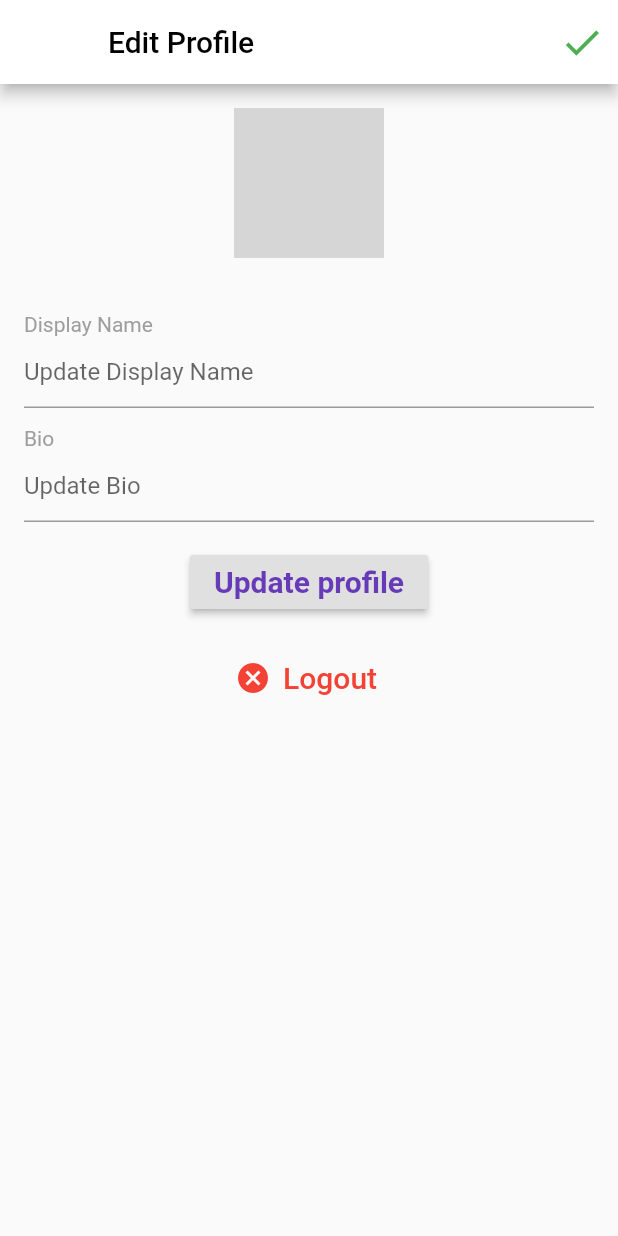
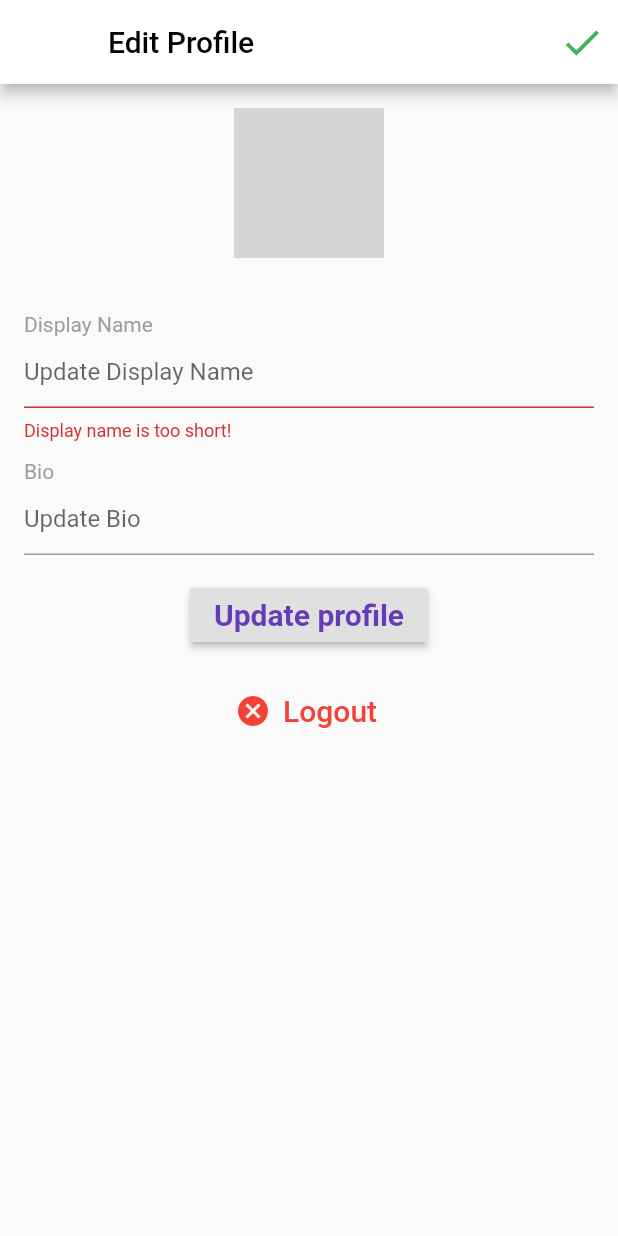
Before and after one commit to gudun-ku/myshare, a Flutter app: the EditProfile screen opened directly, after a tap on "Update profile", on a phone screen of 412 x 824 dp. Run offline on Flutter 3.47's test engine with Material 2 defaults, Android fonts, the phone set to English and light mode, and no system bars; our stand-ins replace cached_network_image, cloud_firestore, firebase_storage, flutter_svg, geolocator, google_sign_in and 1 more; accounts and stored records are empty; network calls fail; grey boxes are pictures that could not be loaded.

Commit message:
Commits profile edit page

```diff
--- a/lib/pages/edit_profile.dart
+++ b/lib/pages/edit_profile.dart
@@ -16,16 +16,26 @@ class EditProfile extends StatefulWidget {
 }
 
 class _EditProfileState extends State<EditProfile> {
+  final _scaffoldKey = GlobalKey<ScaffoldState>();
+
   TextEditingController displayNameController = TextEditingController();
   TextEditingController bioController = TextEditingController();
 
   bool isLoading = false;
   User user;
 
+  bool _displayNameValid = true;
+  bool _bioValid = true;
+
   @override
   void initState() {
     super.initState();
     getUser();
+  }
+
+  logout() async {
+    await googleSignIn.signOut();
+    Navigator.push(context, MaterialPageRoute(builder: (context) => Home()));
   }
 
   getUser() async {
@@ -41,6 +51,35 @@ class _EditProfileState extends State<EditProfile> {
     });
   }
 
+  checkFieldsValid() {
+    //validate fields
+    displayNameController.text.trim().length < 3 ||
+            displayNameController.text.isEmpty
+        ? _displayNameValid = false
+        : _displayNameValid = true;
+
+    displayNameController.text.trim().length > 100
+        ? _bioValid = false
+        : _bioValid = true;
+  }
+
+  updateProfileData() {
+    setState(() {
+      checkFieldsValid();
+    });
+
+    if (_displayNameValid && _bioValid) {
+      usersRef.document(widget.currentUserId).updateData({
+        "displayName": displayNameController.text,
+        "bio": bioController.text
+      });
+      SnackBar snackbar = SnackBar(
+        content: Text("Profile updated!"),
+      );
+      _scaffoldKey.currentState.showSnackBar(snackbar);
+    }
+  }
+
   Column buildDisplayNameField() {
     return Column(
       crossAxisAlignment: CrossAxisAlignment.start,
@@ -54,7 +93,10 @@ class _EditProfileState extends State<EditProfile> {
         ),
         TextField(
           controller: displayNameController,
-          decoration: InputDecoration(hintText: "Update Display Name"),
+          decoration: InputDecoration(
+            hintText: "Update Display Name",
+            errorText: _displayNameValid ? null : "Display name is too short!",
+          ),
         )
       ],
     );
@@ -73,7 +115,10 @@ class _EditProfileState extends State<EditProfile> {
         ),
         TextField(
           controller: bioController,
-          decoration: InputDecoration(hintText: "Update Bio"),
+          decoration: InputDecoration(
+            hintText: "Update Bio",
+            errorText: _bioValid ? null : "Bio is too long!",
+          ),
         )
       ],
     );
@@ -104,7 +149,7 @@ class _EditProfileState extends State<EditProfile> {
                 ),
               ),
               RaisedButton(
-                onPressed: () => print("Update profile data"),
+                onPressed: updateProfileData,
                 child: Text(
                   "Update profile",
                   style: TextStyle(
@@ -116,7 +161,7 @@ class _EditProfileState extends State<EditProfile> {
               Padding(
                 padding: EdgeInsets.all(16.0),
                 child: FlatButton.icon(
-                  onPressed: () => print("Logout..."),
+                  onPressed: logout,
                   icon: Icon(
                     Icons.cancel,
                     color: Colors.red,
@@ -137,6 +182,7 @@ class _EditProfileState extends State<EditProfile> {
   @override
   Widget build(BuildContext context) {
     return Scaffold(
+      key: _scaffoldKey,
       appBar: AppBar(
         backgroundColor: Colors.white,
         title: Text(
```
